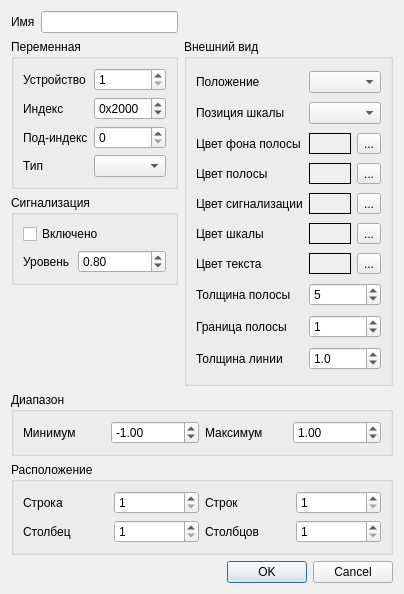
First picture: the form in sdovaluebareditdlg.ui, repository catompiler/QCanDrive, before the edit.
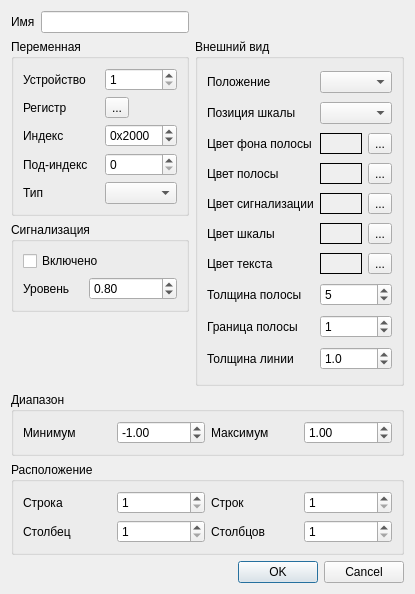
Second picture: the form after the edit.

Commit message: add reg select button to cockpit edit dialogs

```diff
--- a/sdovaluebareditdlg.ui
+++ b/sdovaluebareditdlg.ui
@@ -6,7 +6,7 @@
    <rect>
     <x>0</x>
     <y>0</y>
-    <width>399</width>
+    <width>415</width>
     <height>594</height>
    </rect>
   </property>
@@ -51,44 +51,13 @@
       <string>Переменная</string>
      </property>
      <layout class="QGridLayout" name="gridLayout">
-      <item row="0" column="0">
-       <widget class="QLabel" name="lblNodeId">
-        <property name="text">
-         <string>Устройство</string>
-        </property>
-       </widget>
-      </item>
-      <item row="3" column="0">
-       <widget class="QLabel" name="lblType">
-        <property name="text">
-         <string>Тип</string>
-        </property>
-       </widget>
-      </item>
-      <item row="1" column="0">
+      <item row="2" column="0">
        <widget class="QLabel" name="lblIndex">
         <property name="text">
          <string>Индекс</string>
         </property>
        </widget>
       </item>
-      <item row="3" column="1">
-       <widget class="QComboBox" name="cbType"/>
-      </item>
-      <item row="2" column="0">
-       <widget class="QLabel" name="lblSubIndex">
-        <property name="text">
-         <string>Под-индекс</string>
-        </property>
-       </widget>
-      </item>
-      <item row="2" column="1">
-       <widget class="QSpinBox" name="sbSubIndex">
-        <property name="maximum">
-         <number>255</number>
-        </property>
-       </widget>
-      </item>
       <item row="0" column="1">
        <widget class="QSpinBox" name="sbNodeId">
         <property name="minimum">
@@ -99,7 +68,38 @@
         </property>
        </widget>
       </item>
-      <item row="1" column="1">
+      <item row="3" column="0">
+       <widget class="QLabel" name="lblSubIndex">
+        <property name="text">
+         <string>Под-индекс</string>
+        </property>
+       </widget>
+      </item>
+      <item row="4" column="1">
+       <widget class="QComboBox" name="cbType"/>
+      </item>
+      <item row="0" column="0">
+       <widget class="QLabel" name="lblNodeId">
+        <property name="text">
+         <string>Устройство</string>
+        </property>
+       </widget>
+      </item>
+      <item row="3" column="1">
+       <widget class="QSpinBox" name="sbSubIndex">
+        <property name="maximum">
+         <number>255</number>
+        </property>
+       </widget>
+      </item>
+      <item row="4" column="0">
+       <widget class="QLabel" name="lblType">
+        <property name="text">
+         <string>Тип</string>
+        </property>
+       </widget>
+      </item>
+      <item row="2" column="1">
        <widget class="QSpinBox" name="sbIndex">
         <property name="prefix">
          <string>0x</string>
@@ -115,6 +115,20 @@
         </property>
        </widget>
       </item>
+      <item row="1" column="0">
+       <widget class="QLabel" name="lblReg">
+        <property name="text">
+         <string>Регистр</string>
+        </property>
+       </widget>
+      </item>
+      <item row="1" column="1">
+       <widget class="QToolButton" name="tbRegSel">
+        <property name="text">
+         <string>...</string>
+        </property>
+       </widget>
+      </item>
      </layout>
     </widget>
    </item>
```
The commit also changes 25 other files.
